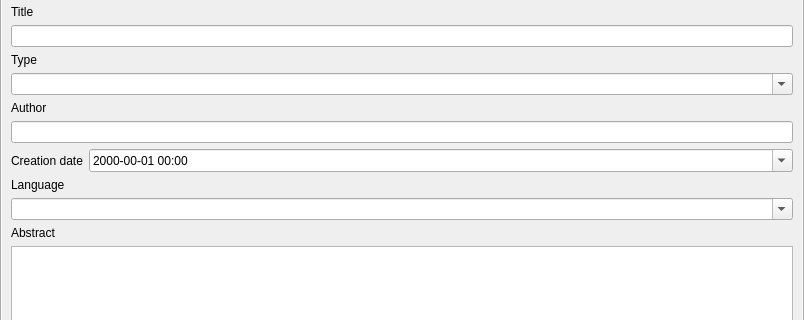
qgis/QGIS, file src/ui/qgsmetadatawidget.ui: the form before one commit; both pictures show x 0 to 804 and y 146 to 466 of the 804 by 668 pixel window.
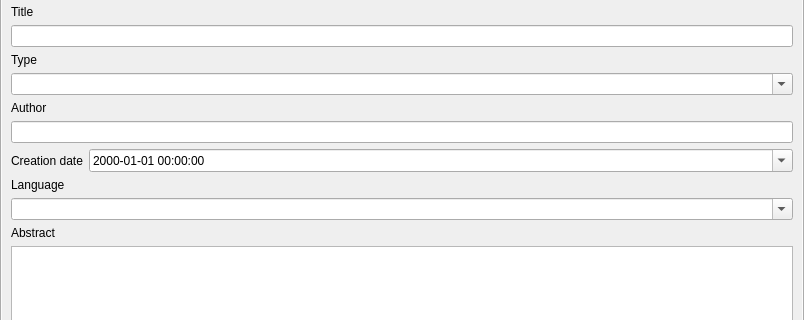
The form after the commit. Icons and pictures are not drawn. Custom widgets are drawn as their Qt base class.

Commit message:
[FEATURE][layouts] Export project metadata in PDF/image exports
Includes project metadata in PDF exports, and supported image
based formats.

Image based metadata support depends on the format and the
Qt library's handling of each particular format (e.g. PNG
outputs are well supported).

Developed for Arpa Piemonte (Dipartimento Tematico Geologia e Dissesto)
within ERIKUS project

```diff
--- a/src/ui/qgsmetadatawidget.ui
+++ b/src/ui/qgsmetadatawidget.ui
@@ -207,7 +207,7 @@
               <item row="2" column="1">
                <widget class="QDateTimeEdit" name="mCreationDateTimeEdit">
                 <property name="displayFormat">
-                 <string>yyyy-mm-dd HH:mm</string>
+                 <string>yyyy-MM-dd HH:mm:ss</string>
                 </property>
                 <property name="calendarPopup">
                  <bool>true</bool>
```
The commit also changes 4 other files.
